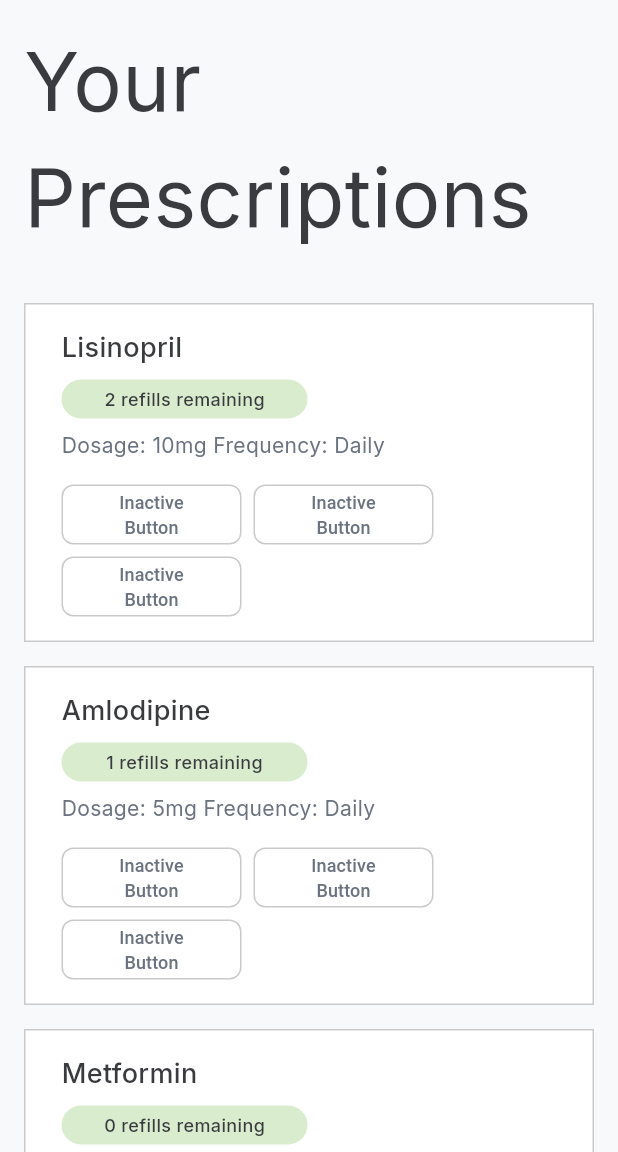
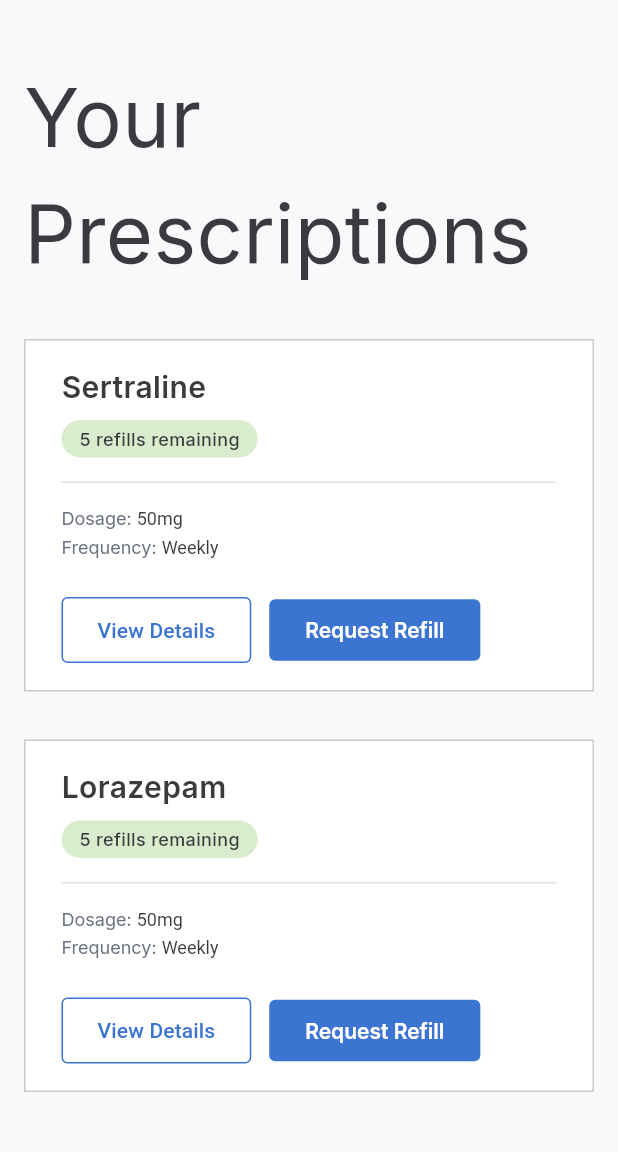
Before and after one commit to AreefShaik11/Mindoula-patient-portal, a Flutter app: the PrescriptionScreen screen opened by its route, on a phone screen of 412 x 824 dp, the part 84-1236 px from its top. Run offline on Flutter 3.47's test engine with Material 3 defaults, Android fonts, the phone set to English and light mode, and no system bars; our stand-ins replace flutter_riverpod, freezed_annotation, go_router, google_fonts, riverpod_annotation; generated files the repository leaves out were written again.

Commit message:
updated code for prescription

```diff
--- a/lib/modules/prescription/view/prescription_screen.dart
+++ b/lib/modules/prescription/view/prescription_screen.dart
@@ -13,13 +13,19 @@ class PrescriptionScreen extends ConsumerWidget {
   Widget build(BuildContext context, WidgetRef ref) {
     final prescriptions = ref.watch(prescriptionViewModelProvider);
 
-    return Column(
+    return SingleChildScrollView(
+      padding: const EdgeInsets.symmetric(vertical: 24),
+      child: Column(
         crossAxisAlignment: CrossAxisAlignment.start,
         children: [
           Text('Your Prescriptions', style: AppTypography.pageTitle),
           const SizedBox(height: 32),
-        ...prescriptions.map((p) => _PrescriptionCard(prescription: p)),
+          ...prescriptions.map((p) => Padding(
+            padding: const EdgeInsets.only(bottom: 16),
+            child: _PrescriptionCard(prescription: p),
+          )),
         ],
+      ),
     );
   }
 }
@@ -31,30 +37,77 @@ class _PrescriptionCard extends StatelessWidget {
   @override
   Widget build(BuildContext context) {
     return PortalListCard(
-      child: Wrap(
-        alignment: WrapAlignment.spaceBetween,
-        crossAxisAlignment: WrapCrossAlignment.center,
-        runSpacing: 16,
+      child: LayoutBuilder(
+        builder: (context, constraints) {
+          final isMobile = constraints.maxWidth < 700;
+
+          if (isMobile) {
+            return Column(
+              crossAxisAlignment: CrossAxisAlignment.start,
               children: [
-          SizedBox(
-            width: 300,
-            child: Column(
+                _HeaderSection(prescription: prescription),
+                const Padding(
+                  padding: EdgeInsets.symmetric(vertical: 16),
+                  child: Divider(color: AppColors.divider),
+                ),
+                _DetailsSection(prescription: prescription),
+                const SizedBox(height: 24),
+                const _ActionSection(),
+              ],
+            );
+          }
+
+          return IntrinsicHeight(
+            child: Row(
+              children: [
+                Expanded(
+                  flex: 3,
+                  child: _HeaderSection(prescription: prescription),
+                ),
+                const VerticalDivider(
+                  color: AppColors.divider,
+                  thickness: 1,
+                  width: 64,
+                ),
+                Expanded(
+                  flex: 2,
+                  child: _DetailsSection(prescription: prescription),
+                ),
+                const SizedBox(width: 32),
+                const _ActionSection(),
+              ],
+            ),
+          );
+        },
+      ),
+    );
+  }
+}
+
+class _HeaderSection extends StatelessWidget {
+  final Prescription prescription;
+  const _HeaderSection({required this.prescription});
+
+  @override
+  Widget build(BuildContext context) {
+    return Column(
       crossAxisAlignment: CrossAxisAlignment.start,
       mainAxisAlignment: MainAxisAlignment.center,
       children: [
         Text(
           prescription.drugName,
-                  style: AppTypography.contentStyle.copyWith(fontSize: 18),
+          style: AppTypography.contentStyle.copyWith(
+            fontSize: 20,
+            fontWeight: FontWeight.w600,
+          ),
         ),
         const SizedBox(height: 8),
         Container(
-                  width: 164,
-                  height: 26,
+          padding: const EdgeInsets.symmetric(horizontal: 12, vertical: 4),
           decoration: BoxDecoration(
             color: const Color(0xFFD9ECCD),
             borderRadius: BorderRadius.circular(80),
           ),
-                  alignment: Alignment.center,
           child: Text(
             '${prescription.refillsRemaining} refills remaining',
             style: const TextStyle(
@@ -64,25 +117,44 @@ class _PrescriptionCard extends StatelessWidget {
             ),
           ),
         ),
-                const SizedBox(height: 8),
-                Text(
-                  'Dosage: ${prescription.dosage} Frequency: ${prescription.frequency}',
-                  style: AppTypography.bodyMedium.copyWith(
-                    color: AppColors.textSecondary,
-                  ),
-                ),
       ],
-            ),
-          ),
-          // Action Buttons from Figma (3 Inactive Buttons placeholders)
-          const Wrap(
-            spacing: 8,
-            runSpacing: 8,
+    );
+  }
+}
+
+class _DetailsSection extends StatelessWidget {
+  final Prescription prescription;
+  const _DetailsSection({required this.prescription});
+
+  @override
+  Widget build(BuildContext context) {
+    return Column(
+      crossAxisAlignment: CrossAxisAlignment.start,
+      mainAxisAlignment: MainAxisAlignment.center,
       children: [
-              _FigmaInactiveButton(),
-              _FigmaInactiveButton(),
-              _FigmaInactiveButton(),
+        _DetailRow(label: 'Dosage', value: prescription.dosage),
+        const SizedBox(height: 4),
+        _DetailRow(label: 'Frequency', value: prescription.frequency),
       ],
+    );
+  }
+}
+
+class _DetailRow extends StatelessWidget {
+  final String label;
+  final String value;
+  const _DetailRow({required this.label, required this.value});
+
+  @override
+  Widget build(BuildContext context) {
+    return RichText(
+      text: TextSpan(
+        style: AppTypography.bodySmall.copyWith(color: AppColors.textSecondary),
+        children: [
+          TextSpan(text: '$label: '),
+          TextSpan(
+            text: value,
+            style: const TextStyle(color: AppColors.textPrimary),
           ),
         ],
       ),
@@ -90,31 +162,53 @@ class _PrescriptionCard extends StatelessWidget {
   }
 }
 
-class _FigmaInactiveButton extends StatelessWidget {
-  const _FigmaInactiveButton();
+class _ActionSection extends StatelessWidget {
+  const _ActionSection();
 
   @override
   Widget build(BuildContext context) {
-    return SizedBox(
-      width: 120,
-      height: 40,
-      child: OutlinedButton(
+    return Row(
+      mainAxisSize: MainAxisSize.min,
+      children: [
+        OutlinedButton(
           onPressed: () {},
           style: OutlinedButton.styleFrom(
-          side: const BorderSide(color: AppColors.border),
+            side: const BorderSide(color: AppColors.primaryBlue),
             shape: RoundedRectangleBorder(
-            borderRadius: BorderRadius.circular(8),
+              borderRadius: BorderRadius.circular(4),
+            ),
+            padding: const EdgeInsets.symmetric(horizontal: 24, vertical: 12),
+          ),
+          child: const Text(
+            'View Details',
+            style: TextStyle(
+              color: AppColors.primaryBlue,
+              fontSize: 14,
+              fontWeight: FontWeight.w500,
             ),
           ),
+        ),
+        const SizedBox(width: 12),
+        ElevatedButton(
+          onPressed: () {},
+          style: ElevatedButton.styleFrom(
+            backgroundColor: AppColors.primaryBlue,
+            foregroundColor: AppColors.textWhite,
+            elevation: 0,
+            shape: RoundedRectangleBorder(
+              borderRadius: BorderRadius.circular(4),
+            ),
+            padding: const EdgeInsets.symmetric(horizontal: 24, vertical: 12),
+          ),
           child: const Text(
-          'Inactive Button',
+            'Request Refill',
             style: TextStyle(
-            color: AppColors.textSecondary,
-            fontSize: 12,
-          ),
-          textAlign: TextAlign.center,
+              fontSize: 14,
+              fontWeight: FontWeight.w600,
             ),
           ),
+        ),
+      ],
     );
   }
 }
--- a/lib/modules/prescription/viewmodel/prescription_view_model.dart
+++ b/lib/modules/prescription/viewmodel/prescription_view_model.dart
@@ -10,39 +10,21 @@ class PrescriptionViewModel extends _$PrescriptionViewModel {
     return [
       Prescription(
         id: '1',
-        drugName: 'Lisinopril',
-        dosage: '10mg',
-        frequency: 'Daily',
+        drugName: 'Sertraline',
+        dosage: '50mg',
+        frequency: 'Weekly',
         status: PrescriptionStatus.active,
         lastRefill: DateTime.now().subtract(const Duration(days: 15)),
-        refillsRemaining: 2,
+        refillsRemaining: 5,
       ),
       Prescription(
         id: '2',
-        drugName: 'Amlodipine',
-        dosage: '5mg',
-        frequency: 'Daily',
+        drugName: 'Lorazepam',
+        dosage: '50mg',
+        frequency: 'Weekly',
         status: PrescriptionStatus.active,
-        lastRefill: DateTime.now().subtract(const Duration(days: 45)),
-        refillsRemaining: 1,
-      ),
-      Prescription(
-        id: '3',
-        drugName: 'Metformin',
-        dosage: '500mg',
-        frequency: 'Twice daily',
-        status: PrescriptionStatus.onHold,
-        lastRefill: DateTime.now().subtract(const Duration(days: 90)),
-        refillsRemaining: 0,
-      ),
-      Prescription(
-        id: '4',
-        drugName: 'Amoxicillin',
-        dosage: '250mg',
-        frequency: 'Every 8 hours',
-        status: PrescriptionStatus.expired,
-        lastRefill: DateTime.now().subtract(const Duration(days: 200)),
-        refillsRemaining: 0,
+        lastRefill: DateTime.now().subtract(const Duration(days: 10)),
+        refillsRemaining: 5,
       ),
     ];
   }
```
Also changed, not shown: 1 other file. Lines whose indentation alone changed are shown as unchanged.
